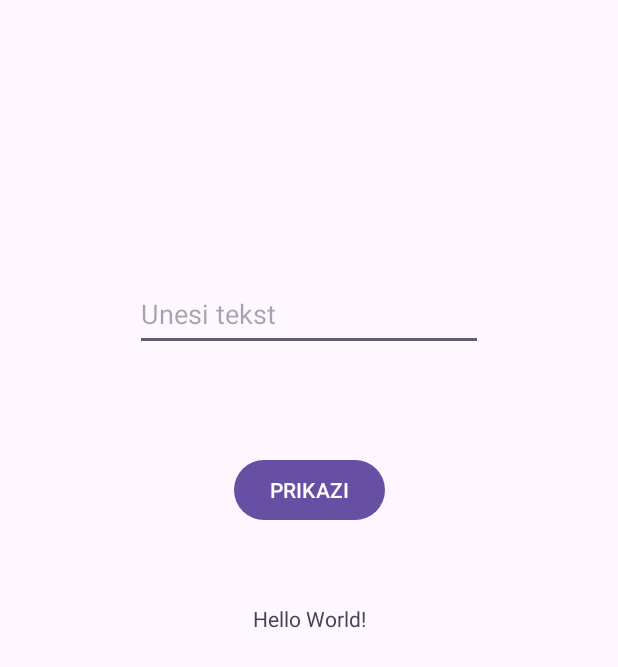
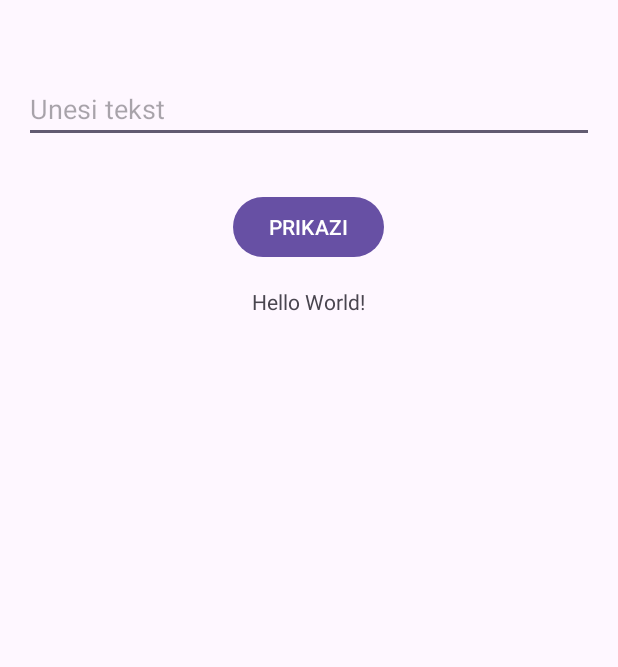
Before and after one commit to ekurtovic4/RMA-vjezbe, an Android app: the screen it shows after launch (MainActivity), on a phone screen of 412 x 824 dp. Shown: the top 667 px of the screen. Run offline under Robolectric (Android 15) with nearby library versions, the phone set to English and light mode, and no system bars.

Commit message:
LinearLayout verzija

```diff
--- a/lab1/app/src/main/res/layout/activity_main.xml
+++ b/lab1/app/src/main/res/layout/activity_main.xml
@@ -7,31 +7,33 @@
     android:layout_height="match_parent"
     tools:context=".MainActivity">
 
+    <LinearLayout
+        android:layout_width="match_parent"
+        android:layout_height="match_parent"
+        android:gravity="center|top"
+        android:orientation="vertical"
+        app:layout_constraintBottom_toBottomOf="parent"
+        app:layout_constraintEnd_toEndOf="parent"
+        app:layout_constraintStart_toStartOf="parent"
+        app:layout_constraintTop_toTopOf="parent">
+
         <EditText
             android:id="@+id/editText1"
-        android:layout_width="232dp"
-        android:layout_height="49dp"
+            android:layout_width="match_parent"
+            android:layout_height="wrap_content"
             android:layout_marginStart="16dp"
-        android:layout_marginTop="16dp"
+            android:layout_marginTop="50dp"
             android:layout_marginEnd="16dp"
-        android:hint="Unesi tekst"
-        app:layout_constraintBottom_toTopOf="@+id/textView1"
-        app:layout_constraintEnd_toEndOf="parent"
-        app:layout_constraintStart_toStartOf="parent"
-        app:layout_constraintTop_toTopOf="parent" />
+            android:hint="Unesi tekst" />
 
         <Button
             android:id="@+id/button1"
             android:layout_width="wrap_content"
             android:layout_height="wrap_content"
             android:layout_marginStart="16dp"
-        android:layout_marginTop="16dp"
+            android:layout_marginTop="32dp"
             android:layout_marginEnd="16dp"
-        android:text="PRIKAZI"
-        app:layout_constraintBottom_toTopOf="@+id/textView1"
-        app:layout_constraintEnd_toEndOf="parent"
-        app:layout_constraintStart_toStartOf="parent"
-        app:layout_constraintTop_toBottomOf="@+id/editText1" />
+            android:text="PRIKAZI" />
 
         <TextView
             android:id="@+id/textView1"
@@ -39,10 +41,8 @@
             android:layout_height="wrap_content"
             android:layout_marginStart="16dp"
             android:layout_marginEnd="16dp"
-        android:text="Hello World!"
-        app:layout_constraintBottom_toBottomOf="parent"
-        app:layout_constraintEnd_toEndOf="parent"
-        app:layout_constraintStart_toStartOf="parent"
-        app:layout_constraintTop_toTopOf="parent" />
+            android:layout_marginTop="16dp"
+            android:text="Hello World!" />
+    </LinearLayout>
 
 </androidx.constraintlayout.widget.ConstraintLayout>
```
Lines whose indentation alone changed are shown as unchanged.
